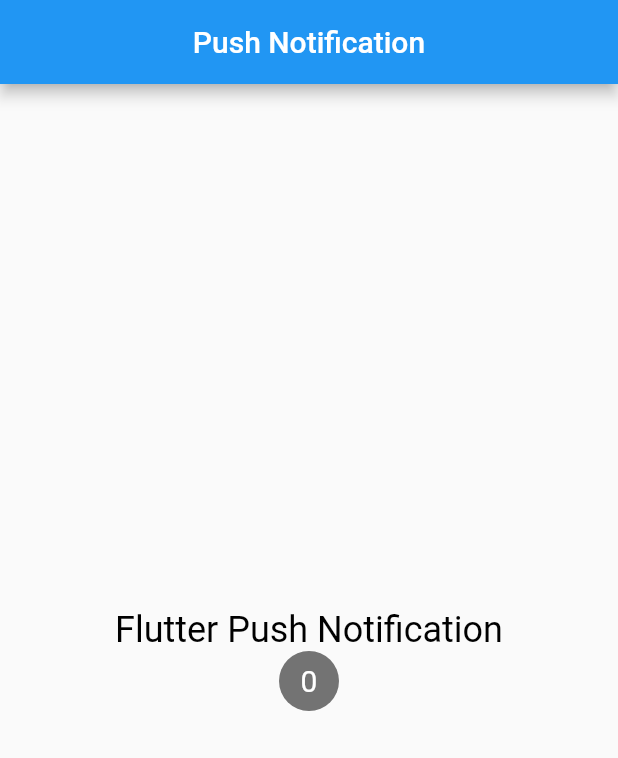
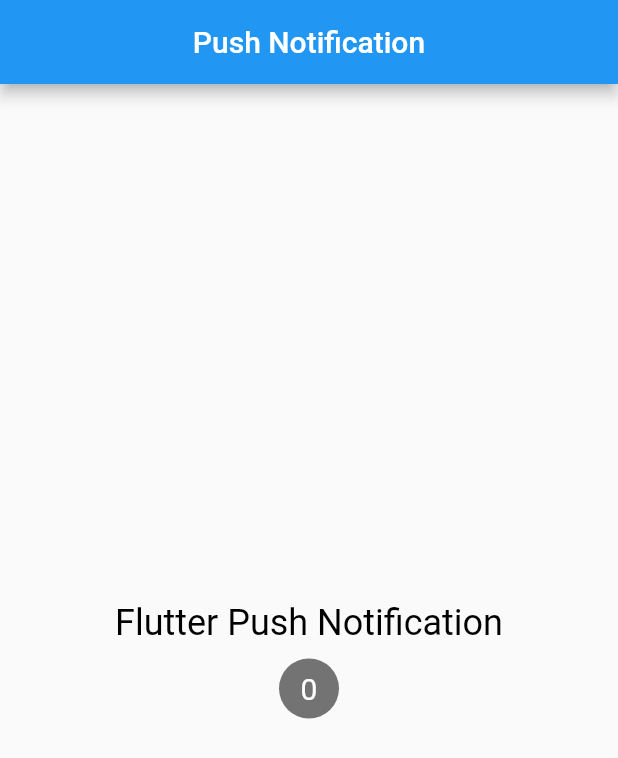
Before and after one commit to AyushSantri/FlutterPushNotification, a Flutter app: the screen it shows after launch, on a phone screen of 412 x 824 dp. Shown: the top 758 px of the screen. Run offline on Flutter 3.47's test engine with Material 2 defaults, Android fonts, the phone set to English and light mode, and no system bars; drawn by our look-alikes of overlay_support; our stand-ins replace firebase_core, firebase_messaging; accounts and stored records are empty.

Commit message:
added sized box

```diff
--- a/lib/home_page.dart
+++ b/lib/home_page.dart
@@ -72,6 +72,11 @@ class _HomePageState extends State<HomePage> {
               'Flutter Push Notification',
               style: TextStyle(color: Colors.black, fontSize: 24),
             ),
+            const SizedBox(
+              height: 10,
+            ),
+
+            //we will be counting the notification we receive via badge
             NotificationBadge(totalNotification: _totalNotificationCounter),
           ],
         ),
```
